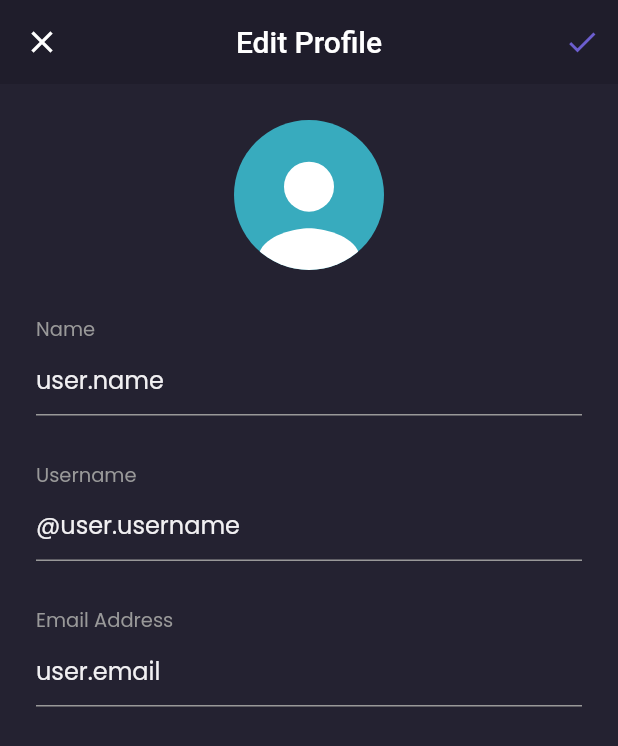
After one commit to mhddedekyansyah/sneakers, a Flutter app: the EditProfilePage screen opened by its route, on a phone screen of 412 x 824 dp. The commit adds this screen. Shown: the top 746 px of the screen. Run offline on Flutter 3.47's test engine with Material 2 defaults, Android fonts, the phone set to English and light mode, and no system bars; our stand-ins replace carousel_slider, equatable, flutter_bloc, flutter_svg, google_fonts, sizer and 1 more.

Commit message:
edit profile is done

```diff
--- a/lib/main.dart
+++ b/lib/main.dart
@@ -30,6 +30,7 @@ class MyApp extends StatelessWidget {
               '/main-home': (context) => const MainHome(),
               '/chat': (context) => const Chat(),
               '/cart': (context) => Cart(),
+              '/edit-profile': (context) => EditProfilePage()
             },
             debugShowCheckedModeBanner: false,
           ),
--- /dev/null
+++ b/lib/ui/pages/edit_profile_page.dart
@@ -0,0 +1,159 @@
+part of 'pages.dart';
+
+class EditProfilePage extends StatelessWidget {
+  @override
+  Widget build(BuildContext context) {
+    PreferredSizeWidget header() {
+      return AppBar(
+        leading: IconButton(
+          icon: const Icon(Icons.close),
+          onPressed: () {
+            Navigator.pop(context);
+          },
+        ),
+        backgroundColor: defaultBackground,
+        elevation: 0,
+        centerTitle: true,
+        title: const Text(
+          'Edit Profile',
+        ),
+        actions: [
+          IconButton(
+            icon: const Icon(
+              Icons.check,
+              color: primary,
+            ),
+            onPressed: () {},
+          )
+        ],
+      );
+    }
+
+    Widget nameInput() {
+      return Container(
+        margin: const EdgeInsets.only(
+          top: 30,
+        ),
+        child: Column(
+          crossAxisAlignment: CrossAxisAlignment.start,
+          children: [
+            Text(
+              'Name',
+              style: greyStyle.copyWith(
+                fontSize: 13,
+              ),
+            ),
+            TextFormField(
+              style: whiteStyle,
+              decoration: InputDecoration(
+                hintText: 'user.name',
+                hintStyle: whiteStyle,
+                enabledBorder: const UnderlineInputBorder(
+                  borderSide: BorderSide(
+                    color: textGrey,
+                  ),
+                ),
+              ),
+            ),
+          ],
+        ),
+      );
+    }
+
+    Widget usernameInput() {
+      return Container(
+        margin: const EdgeInsets.only(
+          top: 30,
+        ),
+        child: Column(
+          crossAxisAlignment: CrossAxisAlignment.start,
+          children: [
+            Text(
+              'Username',
+              style: greyStyle.copyWith(
+                fontSize: 13,
+              ),
+            ),
+            TextFormField(
+              style: whiteStyle,
+              decoration: InputDecoration(
+                hintText: '@user.username',
+                hintStyle: whiteStyle,
+                enabledBorder: const UnderlineInputBorder(
+                  borderSide: BorderSide(
+                    color: textGrey,
+                  ),
+                ),
+              ),
+            ),
+          ],
+        ),
+      );
+    }
+
+    Widget emailInput() {
+      return Container(
+        margin: const EdgeInsets.only(
+          top: 30,
+        ),
+        child: Column(
+          crossAxisAlignment: CrossAxisAlignment.start,
+          children: [
+            Text(
+              'Email Address',
+              style: greyStyle.copyWith(
+                fontSize: 13,
+              ),
+            ),
+            TextFormField(
+              style: whiteStyle,
+              decoration: InputDecoration(
+                hintText: 'user.email',
+                hintStyle: whiteStyle,
+                enabledBorder: const UnderlineInputBorder(
+                  borderSide: BorderSide(
+                    color: textGrey,
+                  ),
+                ),
+              ),
+            ),
+          ],
+        ),
+      );
+    }
+
+    Widget content() {
+      return Container(
+        width: 100.w,
+        padding: EdgeInsets.symmetric(
+          horizontal: defaultMargin,
+        ),
+        child: Column(
+          crossAxisAlignment: CrossAxisAlignment.center,
+          children: [
+            Container(
+              width: 100,
+              height: 100,
+              margin: EdgeInsets.only(
+                top: defaultMargin,
+              ),
+              child: SvgPicture.asset(
+                'assets/images/profile_null.svg',
+              ),
+            ),
+            nameInput(),
+            usernameInput(),
+            emailInput(),
+          ],
+        ),
+      );
+    }
+
+    return Scaffold(
+      backgroundColor: background,
+      appBar: header(),
+      body: content(),
+      resizeToAvoidBottomInset: false,
+    );
+  }
+}
--- a/lib/ui/pages/pages.dart
+++ b/lib/ui/pages/pages.dart
@@ -22,3 +22,4 @@ part 'detail_chat_page.dart';
 part 'cart_page.dart';
 part 'profile_page.dart';
 part 'whislist_page.dart';
+part 'edit_profile_page.dart';
```
